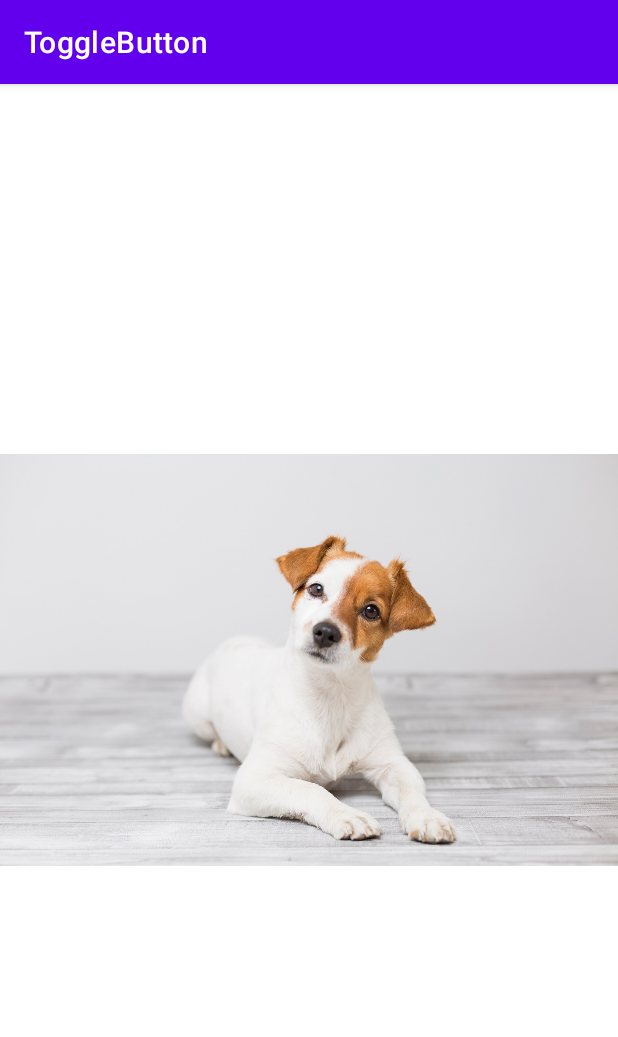
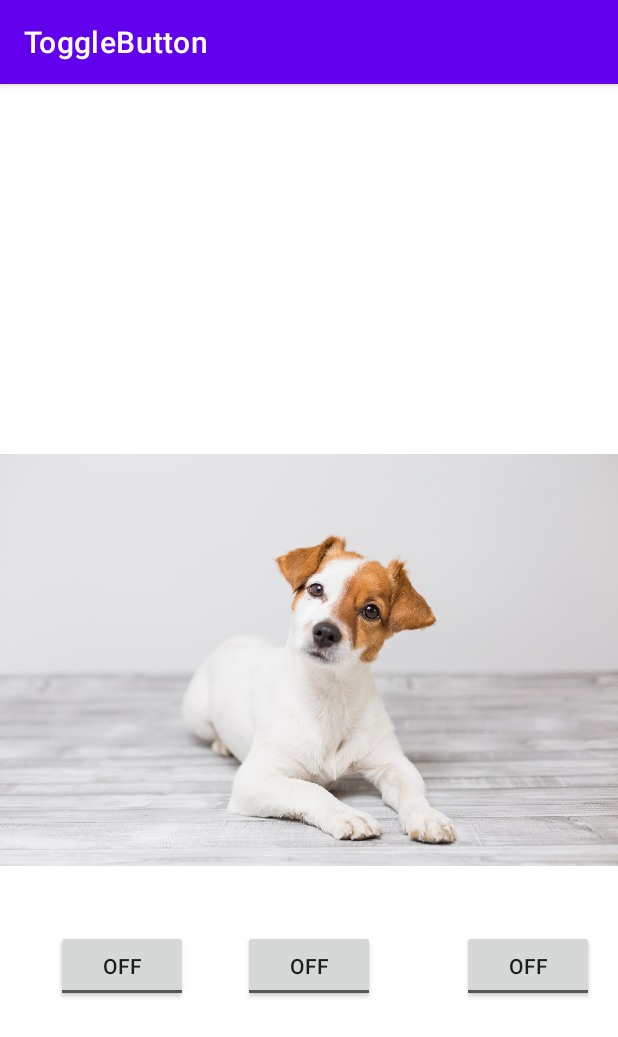
Before and after one commit to mstullich/ToggleButton, an Android app: the screen it shows after launch (MainActivity), on a phone screen of 412 x 824 dp. Shown: the top 1037 px of the screen. Run offline under Robolectric (Android 15) with nearby library versions, the phone set to English and light mode, and no system bars.

Commit message:
DZIALA   POGCHAMP

```diff
--- a/app/src/main/java/com/example/togglebutton/MainActivity.java
+++ b/app/src/main/java/com/example/togglebutton/MainActivity.java
@@ -2,18 +2,15 @@
 
 import androidx.appcompat.app.AppCompatActivity;
 
-import android.graphics.PorterDuff;
+import android.graphics.Color;
 import android.os.Bundle;
-import android.widget.CompoundButton;
+import android.view.View;
 import android.widget.ImageView;
 import android.widget.ToggleButton;
 
     public class MainActivity extends AppCompatActivity {
 
-        public final void setColorFilter (int color, PorterDuff.Mode mode)
-
         ImageView iv;
-        ToggleButton tg;
 
 
         @Override
@@ -22,34 +19,48 @@ import android.widget.ToggleButton;
             setContentView(R.layout.activity_main);
 
 
+            ToggleButton Tb1 = (ToggleButton) findViewById(R.id.Tb1);
+            ToggleButton Tb2 = (ToggleButton) findViewById(R.id.Tb2);
+            ToggleButton Tb3 = (ToggleButton) findViewById(R.id.Tb3);
+            ImageView imageView = (ImageView) findViewById(R.id.imageView);
 
 
-        ToggleButton toggle = (ToggleButton) findViewById(R.id.toggleButton)
-                toggle.setOnCheckedChangeListener(new CompoundButton.OnCheckedChangeListener() {
+            Tb1.setOnClickListener(new View.OnClickListener() {
                 @Override
-                    public void onCheckedChanged(CompoundButton buttonView, boolean isChecked) {
-                        if (isChecked) {
-                            iv.setColorFilter(getResources().getColor(R.color.black));
-                        }else{
-                            iv.setColorFilter(null);
+                public void onClick(View v) {
+                    if (Tb1.isChecked()) {
+                        imageView.setColorFilter(Color.parseColor("#81F10606"));
+                    } else {
+                        imageView.setColorFilter(null);
+                    }
+                }
+            });
+            Tb2.setOnClickListener(new View.OnClickListener() {
+                @Override
+                public void onClick(View v) {
+                    if (Tb2.isChecked()) {
+                        imageView.setColorFilter(Color.parseColor("#8103A9F4"));
+                    } else {
+                        imageView.setColorFilter(null);
+                    }
+                }
+            });
+
+            Tb3.setOnClickListener(new View.OnClickListener() {
+                @Override
+                public void onClick(View v) {
+                    if (Tb3.isChecked()) {
+                        imageView.setColorFilter(Color.parseColor("#9C4CAF50"));
+                    } else {
+                        imageView.setColorFilter(null);
                     }
                 }
             });
 
 
 
-        /*
-        ToggleButton toggle = (ToggleButton) findViewById(R.id.togglebutton);
-        toggle.setOnCheckedChangeListener(new CompoundButton.OnCheckedChangeListener() {
-        public void onCheckedChanged(CompoundButton buttonView, boolean isChecked) {
-        if (isChecked) {
-            imageView.setColorFilter(getResources().getColor(R.color.Red));
-        } else {
-            imageView.setColorFilter(null);
-        }
-    }
-});
-         */
+
+
 
 
 
--- a/app/src/main/res/layout/activity_main.xml
+++ b/app/src/main/res/layout/activity_main.xml
@@ -7,16 +7,16 @@
     tools:context=".MainActivity">
 
     <ToggleButton
-        android:id="@+id/toggleButton"
+        android:id="@+id/Tb1"
         android:layout_width="wrap_content"
         android:layout_height="wrap_content"
         android:text="ToggleButton"
         app:layout_constraintBottom_toBottomOf="parent"
-        app:layout_constraintEnd_toEndOf="parent"
-        app:layout_constraintHorizontal_bias="0.498"
+        app:layout_constraintEnd_toStartOf="@+id/Tb3"
+        app:layout_constraintHorizontal_bias="0.735"
         app:layout_constraintStart_toStartOf="parent"
-        app:layout_constraintTop_toBottomOf="@+id/imageView"
-        app:layout_constraintVertical_bias="0.0" />
+        app:layout_constraintTop_toTopOf="@+id/imageView"
+        app:layout_constraintVertical_bias="0.783" />
 
     <ImageView
         android:id="@+id/imageView"
@@ -24,5 +24,27 @@
         android:layout_height="wrap_content"
         app:srcCompat="@drawable/pise"
         tools:layout_editor_absoluteX="0dp"
-        tools:layout_editor_absoluteY="-136dp" />
+        tools:layout_editor_absoluteY="0dp" />
+
+    <ToggleButton
+        android:id="@+id/Tb2"
+        android:layout_width="wrap_content"
+        android:layout_height="wrap_content"
+        android:text="ToggleButton"
+        app:layout_constraintBottom_toBottomOf="parent"
+        app:layout_constraintEnd_toStartOf="@+id/Tb1"
+        app:layout_constraintStart_toStartOf="parent"
+        app:layout_constraintTop_toTopOf="parent"
+        app:layout_constraintVertical_bias="0.783" />
+
+    <ToggleButton
+        android:id="@+id/Tb3"
+        android:layout_width="wrap_content"
+        android:layout_height="wrap_content"
+        android:layout_marginEnd="16dp"
+        android:text="ToggleButton"
+        app:layout_constraintBottom_toBottomOf="parent"
+        app:layout_constraintEnd_toEndOf="parent"
+        app:layout_constraintTop_toTopOf="parent"
+        app:layout_constraintVertical_bias="0.783" />
 </androidx.constraintlayout.widget.ConstraintLayout>
--- a/app/src/main/res/values/colors.xml
+++ b/app/src/main/res/values/colors.xml
@@ -7,4 +7,7 @@
     <color name="teal_700">#FF018786</color>
     <color name="black">#FF000000</color>
     <color name="white">#FFFFFFFF</color>
+    <color name="red">#81F10606</color>
+    <color name="blue">#8103A9F4</color>
+    <color name="green">#9C4CAF50</color>
 </resources>
```
Lines whose indentation alone changed are shown as unchanged.
